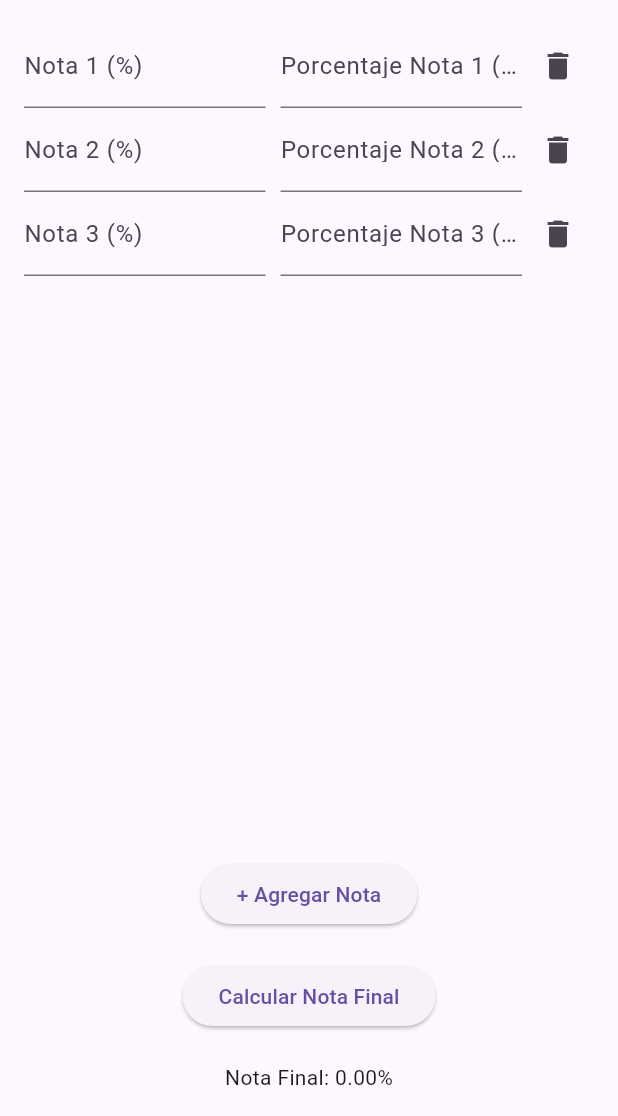
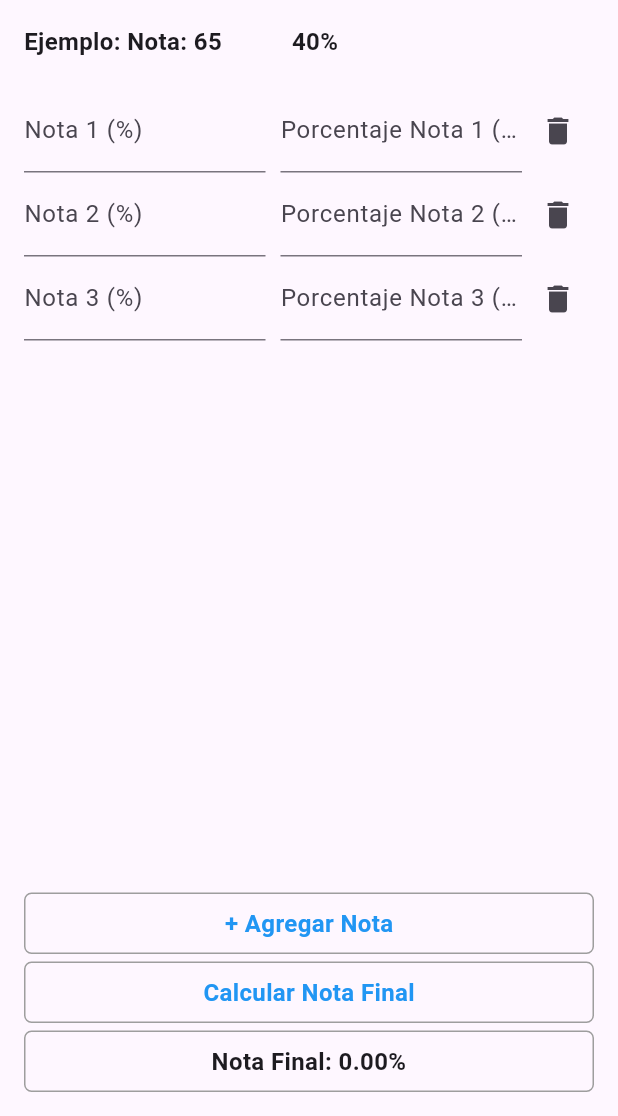
Before and after one commit to Gokarson1/AgendaCompuMovil, a Flutter app: the PagCalculadora screen opened directly, after a tap on "+ Agregar Nota", after a tap on "Calcular Nota Final", on a phone screen of 412 x 824 dp, the part 120-1236 px from its top. Run offline on Flutter 3.47's test engine with Material 3 defaults, Android fonts, the phone set to English and light mode, and no system bars; our stand-ins replace dio, firebase_auth, firebase_core, google_sign_in, logger, shared_preferences and 1 more; accounts and stored records are empty; network calls fail.

Commit message:
mejora en calculadora

```diff
--- a/lib/Pages/accesos.dart
+++ b/lib/Pages/accesos.dart
@@ -49,7 +49,7 @@ class _AccessListScreenState extends State<AccessListScreen> {
   @override
   Widget build(BuildContext context) {
     return Scaffold(
-      appBar: const MiBarra(titulo: "Tareas =w="),
+      appBar: const MiBarra(titulo: "Accesos"),
       drawer: const MenuLateral(),
      body: _isLoading
           ? const Center(child: CircularProgressIndicator())
--- a/lib/Pages/pagcalculadora.dart
+++ b/lib/Pages/pagcalculadora.dart
@@ -19,16 +19,34 @@ class _PagCalculadoraState extends State<PagCalculadora> {
 
   void calcularNotaFinal() {
   double sumaNotas = 0.0;
+  double sumaPorcentajes = 0.0;
+  bool hayDatosIngresados = false;
+
   for (int i = 0; i < notasControllers.length; i++) {
-      double nota = double.parse(notasControllers[i].text) / 100;
-      double porcentaje = double.parse(porcentajesControllers[i].text) / 100;
-      sumaNotas += nota * porcentaje;
+    double nota = double.tryParse(notasControllers[i].text) ?? 0.0;
+    double porcentaje = double.tryParse(porcentajesControllers[i].text) ?? 0.0;
+
+    if (nota != 0.0 && porcentaje != 0.0) {
+      hayDatosIngresados = true;
+      sumaNotas += (nota * porcentaje);
+      sumaPorcentajes += porcentaje;
+    }
   }
 
+  // Calcular la nota final solo si hay datos ingresados válidos
+  if (hayDatosIngresados && sumaPorcentajes > 0.0) {
+    double notaFinalCalculada = sumaNotas / sumaPorcentajes;
     setState(() {
-      notaFinal = sumaNotas;
+      notaFinal = notaFinalCalculada / 100; // Convertir a porcentaje
+    });
+  } else {
+    setState(() {
+      notaFinal = 0.0; // Si no hay datos válidos, asignar nota final como 0.0
     });
   }
+}
+
+
 
   void agregarNota() {
     if (notasControllers.length < limiteNotas) {
@@ -68,7 +86,13 @@ class _PagCalculadoraState extends State<PagCalculadora> {
   body: Padding(
     padding: const EdgeInsets.all(16.0),
     child: Column(
+      crossAxisAlignment: CrossAxisAlignment.stretch,
       children: [
+        const Text(
+          'Ejemplo: Nota: 65           40%',
+          style: TextStyle(fontSize: 16, fontWeight: FontWeight.bold),
+        ),
+        const SizedBox(height: 20),
         Expanded(
           child: ListView.builder(
             itemCount: notasControllers.length,
@@ -99,20 +123,70 @@ class _PagCalculadoraState extends State<PagCalculadora> {
             },
           ),
         ),
-            ElevatedButton(
-              onPressed: agregarNota,
-              child: const Text('+ Agregar Nota'),
+        GestureDetector(
+  onTap: agregarNota, // Función que se ejecuta al hacer tap en el contenedor
+  child: Container(
+    decoration: BoxDecoration(
+      border: Border.all(color: Colors.grey), // Borde gris
+      borderRadius: BorderRadius.circular(5.0), // Bordes redondeados
     ),
-            const SizedBox(height: 20),
-            ElevatedButton(
-              onPressed: calcularNotaFinal,
-              child: const Text('Calcular Nota Final'),
+    padding: const EdgeInsets.all(8.0), // Padding dentro del contenedor
+    child: const Center(
+      child: Text(
+        '+ Agregar Nota',
+        style: TextStyle(
+          fontSize: 16.0,
+          fontWeight: FontWeight.bold,
+          color: Colors.blue, // Color del texto
         ),
-            const SizedBox(height: 20),
-            Text('Nota Final: ${(notaFinal * 100).toStringAsFixed(2)}%'),
+      ),
+    ),
+  ),
+),
+const SizedBox(height: 5),
+GestureDetector(
+  onTap: calcularNotaFinal, // Función que se ejecuta al hacer tap en el contenedor
+  child: Container(
+    decoration: BoxDecoration(
+      border: Border.all(color: Colors.grey), // Borde gris
+      borderRadius: BorderRadius.circular(5.0), // Bordes redondeados
+    ),
+    padding: const EdgeInsets.all(8.0), // Padding dentro del contenedor
+    child: const Center(
+      child: Text(
+        'Calcular Nota Final',
+        style: TextStyle(
+          fontSize: 16.0,
+          fontWeight: FontWeight.bold,
+          color: Colors.blue, // Color del texto
+        ),
+      ),
+    ),
+  ),
+),
+const SizedBox(height: 5),
+
+        Container(
+  decoration: BoxDecoration(
+    border: Border.all(color: Colors.grey), // Borde gris
+    borderRadius: BorderRadius.circular(5.0), // Bordes redondeados
+  ),
+  padding: const EdgeInsets.all(8.0), // Padding dentro del contenedor
+  child: Center(
+    child: Text(
+      'Nota Final: ${(notaFinal * 100).toStringAsFixed(2)}%',
+      textAlign: TextAlign.center, // Alineación centrada del texto
+      style: const TextStyle(
+        fontSize: 16.0,
+        fontWeight: FontWeight.bold,
+      ),
+    ),
+  ),
+)
       ],
     ),
   ),
 );
+
   }
 }
--- a/lib/Pages/pagtarea.dart
+++ b/lib/Pages/pagtarea.dart
@@ -9,7 +9,7 @@ class PagTarea extends StatelessWidget {
   @override
   Widget build(BuildContext context) {
     return const Scaffold(
-    appBar: MiBarra(titulo: "Tareas =w="),
+    appBar: MiBarra(titulo: "Tareas"),
       drawer: MenuLateral(),
 
 
--- a/lib/Widget/barra_inf.dart
+++ b/lib/Widget/barra_inf.dart
@@ -3,7 +3,6 @@ import 'package:agenda_compumovil/Pages/pagcalculadora.dart';
 import 'package:agenda_compumovil/Pages/pagcalendario.dart';
 import 'package:agenda_compumovil/Pages/paghorario.dart';
 import 'package:agenda_compumovil/Pages/pagtarea.dart';
-import 'package:agenda_compumovil/Pages/profile.dart';
 import 'package:flutter/material.dart';
 
 class BarraInf extends StatefulWidget {
@@ -21,7 +20,6 @@ class _BarraInfState extends State<BarraInf> {
     PagCalendario(),
     PagHorario(),
     PagCalculadora(),
-    Profile()
   ];
 
   void _selectOption(int index) {
@@ -72,13 +70,9 @@ class BottomNavigationBarWidget extends StatelessWidget {
           icon: Icon(Icons.calculate),
           label: 'Calculadora',
         ),
-        BottomNavigationBarItem(
-          icon: Icon(Icons.man),
-          label: 'Perfil',
-        ),
       ],
       currentIndex: selectedIndex,
-      unselectedItemColor: Color.fromRGBO(185, 221, 255, 1),
+      unselectedItemColor: const Color.fromRGBO(185, 221, 255, 1),
       selectedItemColor: Colors.blue,
       backgroundColor: Colors.black,
       onTap: onItemTapped,
--- a/lib/Widget/menu_lateral.dart
+++ b/lib/Widget/menu_lateral.dart
@@ -1,29 +1,78 @@
+import 'package:flutter/material.dart';
 import 'package:agenda_compumovil/Pages/accesos.dart';
 import 'package:agenda_compumovil/Widget/barra_inf.dart';
-import 'package:flutter/material.dart';
+import 'package:firebase_auth/firebase_auth.dart';
+import 'package:agenda_compumovil/Services/Firebase.dart';
 
 class MenuLateral extends StatelessWidget {
-  const MenuLateral({super.key});
+  const MenuLateral({Key? key}) : super(key: key);
 
   @override
   Widget build(BuildContext context) {
+    final user = FirebaseAuth.instance.currentUser;
+
     return Drawer(
       child: ListView(
         padding: EdgeInsets.zero,
         children: <Widget>[
-          const DrawerHeader(
-            decoration: BoxDecoration(
+          Container(
+            height: 250, // Altura del DrawerHeader ajustada según necesidad
+            decoration: const BoxDecoration(
               color: Color(0xFF232F4B),
             ),
-            child: Text(
-              'Menu',
-              style: TextStyle(
-                color: Colors.white,
-                fontSize: 24,
+            child: Column(
+              mainAxisAlignment: MainAxisAlignment.center, // Centra los elementos verticalmente
+              children: [
+                Container(
+                  width: 100,
+                  height: 100,
+                  decoration: BoxDecoration(
+                    border: Border.all(width: 2, color: Colors.white),
+                    boxShadow: [
+                      BoxShadow(
+                        spreadRadius: 2,
+                        blurRadius: 10,
+                        color: Colors.black.withOpacity(0.1),
+                      ),
+                    ],
+                    shape: BoxShape.circle,
+                    image: DecorationImage(
+                      fit: BoxFit.cover,
+                      image: user?.photoURL != null
+                          ? NetworkImage(user!.photoURL!)
+                          : const AssetImage('assets/default_profile.png')
+                              as ImageProvider,
                     ),
                   ),
                 ),
-          ListTile(
+                const SizedBox(height: 10), // Espacio adicional entre la imagen y el texto
+                Text(
+                  user?.displayName ?? '', // Nombre del usuario
+                  style: const TextStyle(
+                    color: Colors.white,
+                    fontSize: 18,
+                    fontFamily: 'Roboto', // Fuente Roboto
+                  ),
+                ),
+                const SizedBox(height: 5), // Espacio adicional entre la imagen y el texto
+                Text(
+                  user?.email ?? '', // Email del usuario
+                  style: const TextStyle(
+                    color: Colors.white,
+                    fontSize: 14,
+                    fontFamily: 'Roboto', // Fuente Roboto
+                  ),
+                ),
+              ],
+            ),
+          ),
+          Container(
+            margin: const EdgeInsets.symmetric(horizontal: 10, vertical: 5), // Márgenes internos al contenedor
+            decoration: BoxDecoration(
+              border: Border.all(color: Colors.grey.shade400), // Borde alrededor del contenedor
+              borderRadius: BorderRadius.circular(5), // Bordes redondeados
+            ),
+            child: ListTile(
               title: const Text('Inicio'),
               leading: const Icon(Icons.home),
               onTap: () {
@@ -34,7 +83,14 @@ class MenuLateral extends StatelessWidget {
                 );
               },
             ),
-          ListTile(
+          ),
+          Container(
+            margin: const EdgeInsets.symmetric(horizontal: 10, vertical: 5), // Márgenes internos al contenedor
+            decoration: BoxDecoration(
+              border: Border.all(color: Colors.grey.shade400), // Borde alrededor del contenedor
+              borderRadius: BorderRadius.circular(5), // Bordes redondeados
+            ),
+            child: ListTile(
               title: const Text('Configuración'),
               leading: const Icon(Icons.settings),
               onTap: () {
@@ -42,16 +98,39 @@ class MenuLateral extends StatelessWidget {
                 // Aquí puedes agregar la navegación para Configuración si es necesario
               },
             ),
-          ListTile(
+          ),
+          Container(
+            margin: const EdgeInsets.symmetric(horizontal: 10, vertical: 5), // Márgenes internos al contenedor
+            decoration: BoxDecoration(
+              border: Border.all(color: Colors.grey.shade400), // Borde alrededor del contenedor
+              borderRadius: BorderRadius.circular(5), // Bordes redondeados
+            ),
+            child: ListTile(
               title: const Text('Accesos'),
               leading: const Icon(Icons.lock_open),
               onTap: () {
                 Navigator.pop(context); // Cierra el Drawer
                 Navigator.push(
                   context,
-                MaterialPageRoute(builder: (context) =>  AccessListScreen()),
+                  MaterialPageRoute(builder: (context) => AccessListScreen()),
                 );
               },
+            ),
+          ),
+          Container(
+            margin: const EdgeInsets.symmetric(horizontal: 10, vertical: 5), // Márgenes internos al contenedor
+            decoration: BoxDecoration(
+              border: Border.all(color: Colors.grey.shade400), // Borde alrededor del contenedor
+              borderRadius: BorderRadius.circular(5), // Bordes redondeados
+            ),
+            child: ListTile(
+              title: const Text('Log Out'),
+              leading: const Icon(Icons.logout_outlined),
+              onTap: () async {
+               await FirebaseServices().signOut(context);
+
+              },
+            ),
           ),
         ],
       ),
```
Lines whose indentation alone changed are shown as unchanged.
